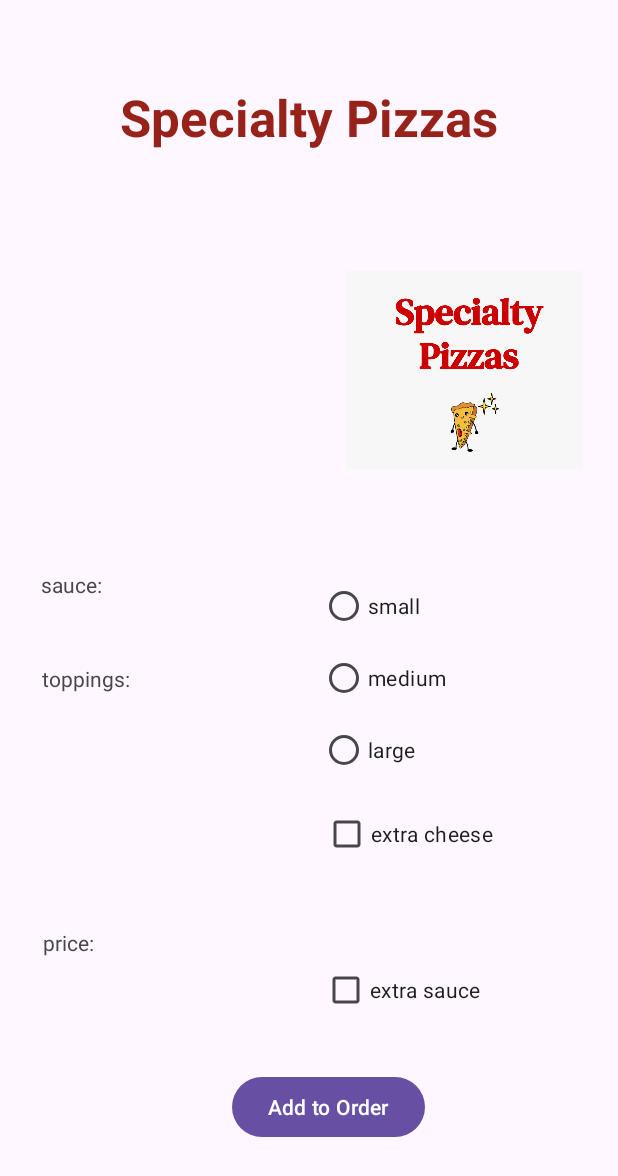
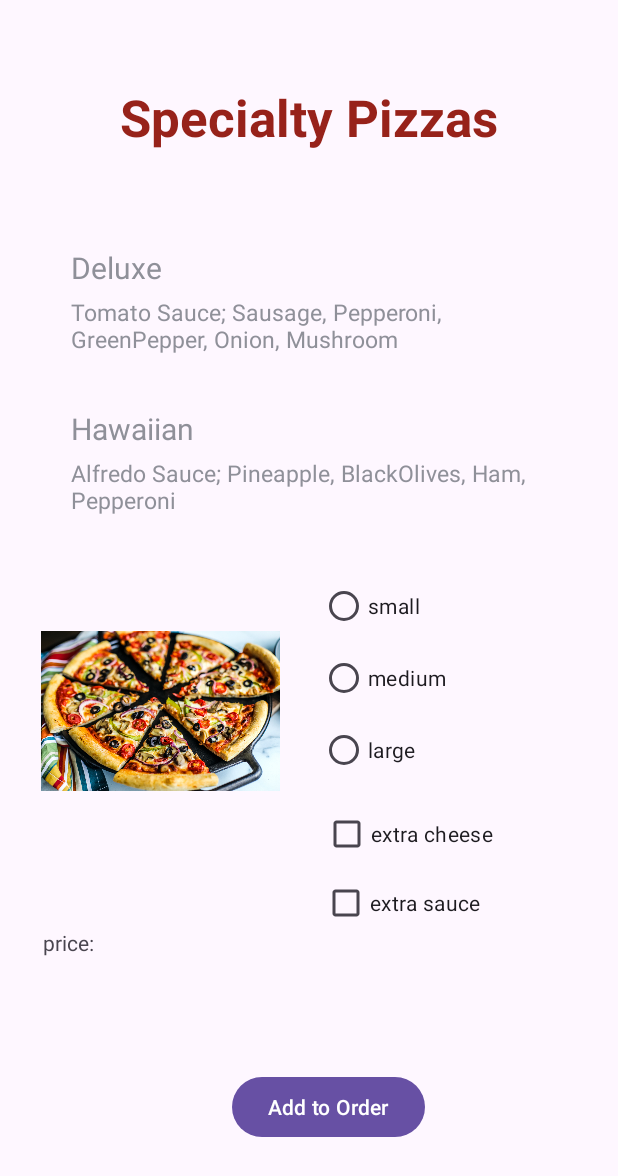
Before and after one commit to deshnadoshi/RUPizzaApp, an Android app: the SpecialtyPizzasActivity screen opened directly, with no data from a screen before it, on a phone screen of 412 x 824 dp. Shown: the top 1176 px of the screen. Run offline under Robolectric (Android 15) with nearby library versions, the phone set to English and light mode, and no system bars.

Commit message:
SP: Populating RecyclerView + Adding RecyclerView Classes + Image changes with selection

```diff
--- a/app/src/main/java/com/example/rupizzaapp/BuildYourOwn.java
+++ b/app/src/main/java/com/example/rupizzaapp/BuildYourOwn.java
@@ -141,5 +141,8 @@ public class BuildYourOwn extends Pizza {
                 sauce.toString().toLowerCase() + ", " + extrasToString() + " $" + pizza_price;
     }
 
-
+    @Override
+    public String specialtyPrintTopping() {
+        return null;
+    }
 }
--- a/app/src/main/java/com/example/rupizzaapp/Item.java
+++ b/app/src/main/java/com/example/rupizzaapp/Item.java
@@ -1,19 +1,52 @@
 package com.example.rupizzaapp;
 
+/**
+ * Item class to handle RecyclerView in SpecialtyPizzasActivity
+ * @author Deshna Doshi, Haejin Song
+ */
 public class Item {
     String pizzaName;
     String toppings;
 
+    /**
+     * Constructor for the items in the RecyclerView
+     * @param pizzaName Name of the specialty pizza.
+     * @param toppings Toppings on the specialty pizza.
+     */
     public Item(String pizzaName, String toppings){
         this.pizzaName = pizzaName;
         this.toppings = toppings;
     }
 
+    /**
+     * Getter for the pizzaName instance variable.
+     * @return Name of the pizza.
+     */
     public String getPizzaName(){
         return pizzaName;
     }
 
+    /**
+     * Getter for the toppings instance variable.
+     * @return List of the toppings on the pizza.
+     */
     public String getToppings(){
         return toppings;
     }
+
+    /**
+     * Setter for the pizzaName instance variable.
+     * @param pizzaName Name of the pizza.
+     */
+    public void setPizzaName(String pizzaName) {
+        this.pizzaName = pizzaName;
+    }
+
+    /**
+     * Setter for the toppings instance variable.
+     * @param toppings List of the toppings on the pizza.
+     */
+    public void setToppings(String toppings) {
+        this.toppings = toppings;
+    }
 }
--- /dev/null
+++ b/app/src/main/java/com/example/rupizzaapp/MyAdapter.java
@@ -0,0 +1,57 @@
+package com.example.rupizzaapp;
+
+import android.content.Context;
+import android.view.LayoutInflater;
+import android.view.View;
+import android.view.ViewGroup;
+import android.widget.AdapterView;
+import androidx.annotation.NonNull;
+import androidx.recyclerview.widget.RecyclerView;
+import java.util.ArrayList;
+
+public class MyAdapter extends RecyclerView.Adapter<MyViewHolder> {
+
+    Context context;
+    ArrayList <Item> specialityPizzaList;
+
+    private View.OnClickListener clickListener;
+
+
+
+    public MyAdapter(Context context, ArrayList <Item> specialityPizzaList){
+        this.context = context;
+        this.specialityPizzaList = specialityPizzaList;
+    }
+
+    @NonNull
+    @Override
+    public MyViewHolder onCreateViewHolder(@NonNull ViewGroup parent, int viewType) {
+        return new MyViewHolder(LayoutInflater.from(context).inflate(R.layout.item_view, parent, false));
+    }
+
+    @Override
+    public void onBindViewHolder(@NonNull MyViewHolder holder, int position) {
+        holder.pizzaNameView.setText(specialityPizzaList.get(position).getPizzaName());
+        holder.toppingsView.setText(specialityPizzaList.get(position).getToppings());
+
+        holder.itemView.setOnClickListener(clickListener);
+        holder.itemView.setTag(position);
+
+    }
+
+    @Override
+    public int getItemCount() {
+        return specialityPizzaList.size();
+    }
+
+
+    public void setOnItemClickListener(View.OnClickListener listener) {
+        this.clickListener = listener;
+    }
+
+    public interface OnItemClickListener {
+        void onItemClick(int position);
+    }
+
+
+}
--- /dev/null
+++ b/app/src/main/java/com/example/rupizzaapp/MyViewHolder.java
@@ -0,0 +1,21 @@
+package com.example.rupizzaapp;
+
+import android.view.View;
+import android.widget.TextView;
+
+import androidx.annotation.NonNull;
+import androidx.recyclerview.widget.RecyclerView;
+
+
+public class MyViewHolder extends RecyclerView.ViewHolder {
+
+    TextView pizzaNameView, toppingsView;
+    public MyViewHolder(@NonNull View itemView) {
+        super(itemView);
+        pizzaNameView = itemView.findViewById(R.id.pizzaName);
+        toppingsView = itemView.findViewById(R.id.pizzaToppings);
+
+    }
+
+
+}
--- a/app/src/main/java/com/example/rupizzaapp/SpecialtyPizzasActivity.java
+++ b/app/src/main/java/com/example/rupizzaapp/SpecialtyPizzasActivity.java
@@ -1,6 +1,7 @@
 package com.example.rupizzaapp;
 
 import android.os.Bundle;
+import android.view.View;
 import android.widget.Button;
 import android.widget.CheckBox;
 import android.widget.ImageView;
@@ -8,10 +9,14 @@ import android.widget.RadioGroup;
 import android.widget.TextView;
 
 import androidx.appcompat.app.AppCompatActivity;
+import androidx.recyclerview.widget.LinearLayoutManager;
 import androidx.recyclerview.widget.RecyclerView;
+import com.example.rupizzaapp.MyAdapter.OnItemClickListener;
+
+
+import java.util.ArrayList;
 
 public class SpecialtyPizzasActivity extends AppCompatActivity {
-
     private RecyclerView specialtyPizzaType;
     private TextView specialtySauce;
     private TextView specialtyPrice;
@@ -23,9 +28,73 @@ public class SpecialtyPizzasActivity extends AppCompatActivity {
     private Button specialtyAdd;
 
 
+
     @Override
     protected void onCreate(Bundle savedInstanceState) {
         super.onCreate(savedInstanceState);
         setContentView(R.layout.activity_specialty);
+        specialtyPizzaType = findViewById(R.id.specialtyPizzaType);
+        specialtyPizzaType.setLayoutManager(new LinearLayoutManager(this));
+        MyAdapter adapter = new MyAdapter(getApplicationContext(), populateRecyclerView());
+        specialtyPizzaType.setAdapter(adapter);
+        specialtyImage = findViewById(R.id.specialtyImage);
+        adapter.setOnItemClickListener(new View.OnClickListener() {
+            @Override
+            public void onClick(View view) {
+                int position = specialtyPizzaType.getChildAdapterPosition(view);
+                Item selectedItem = populateRecyclerView().get(position);
+                String pizzaName = selectedItem.getPizzaName();
+                setPizzaImage(pizzaName);
+            }
+        });
+
     }
+
+    private ArrayList<Item> populateRecyclerView(){
+        ArrayList<Item> allSpecialtyPizzas = new ArrayList<>();
+        allSpecialtyPizzas.add(new Item("Deluxe", "Tomato Sauce; Sausage, Pepperoni, GreenPepper, Onion, Mushroom"));
+        allSpecialtyPizzas.add(new Item("Hawaiian", "Alfredo Sauce; Pineapple, BlackOlives, Ham, Pepperoni"));
+        allSpecialtyPizzas.add(new Item("Meatzza", "Tomato Sauce; Sausage, Pepperoni, Beef, Ham"));
+        allSpecialtyPizzas.add(new Item("Mediterranean", "Tomato Sauce; BlackOlives, Onion, Mushroom, Chicken"));
+        allSpecialtyPizzas.add(new Item("Pepperific", "Tomato Sauce; GreenPepper, Pepperoni, Sausage, Mushroom"));
+        allSpecialtyPizzas.add(new Item("Pepperoni", "Tomato Sauce; Pepperoni"));
+        allSpecialtyPizzas.add(new Item("Seafood", "Alfredo Sauce; Shrimp, Squid, CrabMeats"));
+        allSpecialtyPizzas.add(new Item("Supreme", "Tomato Sauce; Sausage, Pepperoni, Ham, GreenPepper, Onion, BlackOlives, Mushroom"));
+        allSpecialtyPizzas.add(new Item("Tropizest", "Alfredo Sauce; Pineapple, BlackOlives, Ham, Pepperoni"));
+        allSpecialtyPizzas.add(new Item("Veggievista", "Tomato Sauce; GreenPepper, Onion, BlackOlives, Mushroom"));
+        return allSpecialtyPizzas;
+    }
+
+    private void setPizzaImage(String pizzaName){
+        if (pizzaName.equals("Deluxe")){
+            chooseImage("deluxe");
+        } else if (pizzaName.equals("Hawaiian")){
+            chooseImage("hawaiian");
+        } else if (pizzaName.equals("Meatzza")){
+            chooseImage("meatzza");
+        } else if (pizzaName.equals("Mediterranean")){
+            chooseImage("mediterranean");
+        } else if (pizzaName.equals("Pepperific")){
+            chooseImage("pepperific");
+        } else if (pizzaName.equals("Pepperoni")){
+            chooseImage("pepperoni");
+        } else if (pizzaName.equals("Seafood")){
+            chooseImage("seafood");
+        } else if (pizzaName.equals("Supreme")){
+            chooseImage("supreme");
+        } else if (pizzaName.equals("Tropizest")){
+            chooseImage("tropizest");
+        } else if (pizzaName.equals("Veggievista")){
+            chooseImage("veggievista");
+
+        }
+
+    }
+
+    private void chooseImage(String imageName) {
+        int resourceId = getResources().getIdentifier(imageName, "drawable", getPackageName());
+        if (resourceId != 0)
+            specialtyImage.setImageResource(resourceId);
+    }
+
 }
--- a/app/src/main/res/layout/activity_specialty.xml
+++ b/app/src/main/res/layout/activity_specialty.xml
@@ -4,7 +4,7 @@
     xmlns:tools="http://schemas.android.com/tools"
     android:layout_width="match_parent"
     android:layout_height="match_parent"
-    tools:context=".MainActivity">
+    tools:context=".SpecialtyPizzasActivity">
 
     <TextView
         android:layout_width="wrap_content"
@@ -23,66 +23,12 @@
 
     <androidx.recyclerview.widget.RecyclerView
         android:id="@+id/specialtyPizzaType"
-        android:layout_width="183dp"
-        android:layout_height="216dp"
+        android:layout_width="359dp"
+        android:layout_height="219dp"
         android:layout_marginStart="27dp"
-        android:layout_marginTop="101dp"
-        android:layout_marginEnd="201dp"
+        android:layout_marginTop="98dp"
+        android:layout_marginEnd="25dp"
         android:layout_marginBottom="414dp"
-        app:layout_constraintBottom_toBottomOf="parent"
-        app:layout_constraintEnd_toEndOf="parent"
-        app:layout_constraintStart_toStartOf="parent"
-        app:layout_constraintTop_toTopOf="parent" />
-
-    <TextView
-        android:id="@+id/specialtySauce"
-        android:layout_width="143dp"
-        android:layout_height="23dp"
-        android:layout_marginStart="27dp"
-        android:layout_marginTop="353dp"
-        android:layout_marginEnd="241dp"
-        android:layout_marginBottom="355dp"
-        app:layout_constraintBottom_toBottomOf="parent"
-        app:layout_constraintEnd_toEndOf="parent"
-        app:layout_constraintStart_toStartOf="parent"
-        app:layout_constraintTop_toTopOf="parent" />
-
-    <TextView
-        android:id="@+id/specialtySauceLabel"
-        android:layout_width="47dp"
-        android:layout_height="18dp"
-        android:layout_marginStart="27dp"
-        android:layout_marginTop="333dp"
-        android:layout_marginEnd="337dp"
-        android:layout_marginBottom="380dp"
-        android:text="sauce:"
-        app:layout_constraintBottom_toBottomOf="parent"
-        app:layout_constraintEnd_toEndOf="parent"
-        app:layout_constraintStart_toStartOf="parent"
-        app:layout_constraintTop_toTopOf="parent" />
-
-    <TextView
-        android:id="@+id/specialtyToppingLabel"
-        android:layout_width="wrap_content"
-        android:layout_height="wrap_content"
-        android:layout_marginStart="28dp"
-        android:layout_marginTop="396dp"
-        android:layout_marginEnd="325dp"
-        android:layout_marginBottom="316dp"
-        android:text="toppings:"
-        app:layout_constraintBottom_toBottomOf="parent"
-        app:layout_constraintEnd_toEndOf="parent"
-        app:layout_constraintStart_toStartOf="parent"
-        app:layout_constraintTop_toTopOf="parent" />
-
-    <TextView
-        android:id="@+id/specialtyTopping"
-        android:layout_width="166dp"
-        android:layout_height="127dp"
-        android:layout_marginStart="29dp"
-        android:layout_marginTop="418dp"
-        android:layout_marginEnd="216dp"
-        android:layout_marginBottom="186dp"
         app:layout_constraintBottom_toBottomOf="parent"
         app:layout_constraintEnd_toEndOf="parent"
         app:layout_constraintStart_toStartOf="parent"
@@ -138,14 +84,15 @@
         android:id="@+id/specialtyExtraSauce"
         android:layout_width="118dp"
         android:layout_height="45dp"
-        android:layout_marginTop="545dp"
+        android:layout_marginStart="214dp"
+        android:layout_marginTop="533dp"
         android:layout_marginEnd="79dp"
-        android:layout_marginBottom="141dp"
+        android:layout_marginBottom="153dp"
         android:text="extra sauce"
         app:layout_constraintBottom_toBottomOf="parent"
         app:layout_constraintEnd_toEndOf="parent"
-        app:layout_constraintTop_toTopOf="parent"
-        app:layout_constraintVertical_bias="1.0" />
+        app:layout_constraintStart_toStartOf="parent"
+        app:layout_constraintTop_toTopOf="parent" />
 
     <Button
         android:id="@+id/specialtyAdd"
@@ -190,16 +137,16 @@
 
     <ImageView
         android:id="@+id/specialtyImage"
-        android:layout_width="158dp"
-        android:layout_height="148dp"
-        android:layout_marginStart="230dp"
-        android:layout_marginTop="126dp"
-        android:layout_marginEnd="23dp"
-        android:layout_marginBottom="457dp"
+        android:layout_width="159dp"
+        android:layout_height="149dp"
+        android:layout_marginStart="27dp"
+        android:layout_marginTop="353dp"
+        android:layout_marginEnd="226dp"
+        android:layout_marginBottom="229dp"
         app:layout_constraintBottom_toBottomOf="parent"
         app:layout_constraintEnd_toEndOf="parent"
         app:layout_constraintStart_toStartOf="parent"
         app:layout_constraintTop_toTopOf="parent"
-        app:srcCompat="@mipmap/specialtyicon" />
+        android:src="@drawable/deluxe" />
 
 </androidx.constraintlayout.widget.ConstraintLayout>
--- /dev/null
+++ b/app/src/main/res/layout/item_view.xml
@@ -0,0 +1,47 @@
+<?xml version="1.0" encoding="utf-8"?>
+<androidx.constraintlayout.widget.ConstraintLayout
+    xmlns:android="http://schemas.android.com/apk/res/android"
+    xmlns:tools="http://schemas.android.com/tools"
+    xmlns:app="http://schemas.android.com/apk/res-auto"
+    android:layout_width="match_parent"
+    android:layout_height="wrap_content"
+    android:layout_margin="10sp">
+
+    <TextView
+        android:id="@+id/pizzaName"
+        android:layout_width="0dp"
+        android:layout_height="wrap_content"
+        android:layout_marginStart="10sp"
+        android:layout_marginTop="10sp"
+        android:layout_marginEnd="10sp"
+        android:textSize="20sp"
+        app:layout_constraintEnd_toEndOf="parent"
+        app:layout_constraintStart_toStartOf="parent"
+        app:layout_constraintTop_toTopOf="parent"
+        tools:text="Pizza Name"
+        tools:ignore="MissingConstraints" />
+
+    <TextView
+        android:id="@+id/pizzaToppings"
+        android:layout_width="0dp"
+        android:layout_height="wrap_content"
+        android:layout_marginStart="10sp"
+        android:layout_marginTop="5sp"
+        android:layout_marginEnd="10sp"
+        android:textSize="15sp"
+        app:layout_constraintEnd_toEndOf="parent"
+        app:layout_constraintStart_toStartOf="parent"
+        app:layout_constraintTop_toBottomOf="@id/pizzaName"
+        tools:text="Toppings"
+        tools:ignore="MissingConstraints" />
+
+    <LinearLayout
+        android:layout_width="match_parent"
+        android:layout_height="0dp"
+        android:layout_marginTop="5sp"
+        android:orientation="vertical"
+        app:layout_constraintTop_toBottomOf="@id/pizzaToppings"
+        app:layout_constraintBottom_toBottomOf="parent">
+    </LinearLayout>
+
+</androidx.constraintlayout.widget.ConstraintLayout>
```
